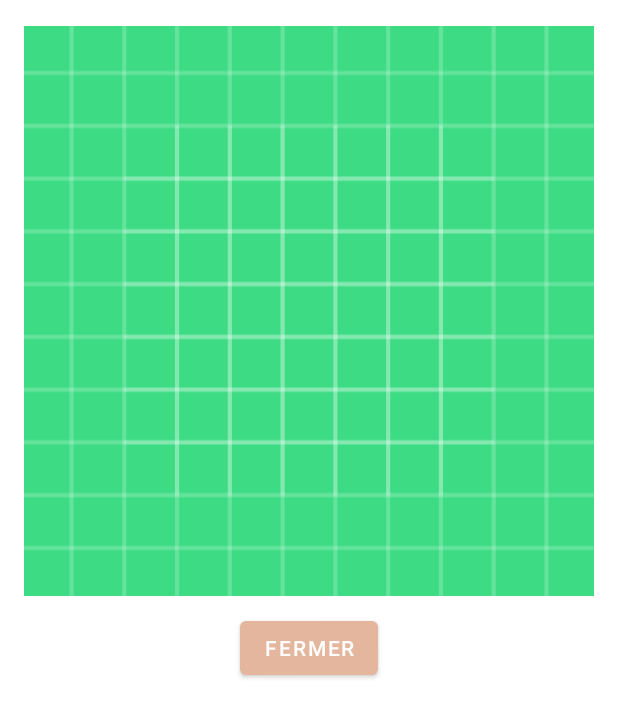
After one commit to CodingFactory-Repos/Android-Flashcards, an Android app: the layout activity_show_image_dialog.xml on its own in the app's theme, with its tools: preview values and no code run, on a phone screen of 412 x 824 dp. The commit adds this screen. Shown: the top 717 px of the screen. Run offline under Robolectric (Android 15) with nearby library versions, the phone set to English and light mode, and no system bars.

Commit message:
Show image if your clicking

```diff
--- /dev/null
+++ b/app/src/main/res/layout/activity_show_image_dialog.xml
@@ -0,0 +1,28 @@
+<?xml version="1.0" encoding="utf-8"?>
+<!--
+  ~ activity_show_image_dialog.xml - activity_show_image_dialog.xml
+  ~
+  ~ Created on 24/02/2023 17:17:33 by loule
+  ~
+  ~ Copyright (c) 2023. loule (https://loule.me) & CodingFactory (https://codingfactory.fr) @ All rights reserved.
+  -->
+<LinearLayout
+    xmlns:android="http://schemas.android.com/apk/res/android"
+    xmlns:app="http://schemas.android.com/apk/res-auto" android:layout_width="match_parent"
+    android:layout_height="match_parent"
+    android:gravity="center_horizontal"
+    android:orientation="vertical"
+    android:padding="16dp">
+
+    <ImageView
+            android:layout_width="match_parent"
+            android:layout_height="382dp" app:srcCompat="@drawable/ic_launcher_background"
+            android:id="@+id/showImageView"/>
+    <Button
+            android:layout_margin="10dp"
+            android:id="@+id/quitButton"
+            android:layout_width="wrap_content"
+            android:layout_height="wrap_content"
+            android:text="Fermer"/>
+
+</LinearLayout>
```
Also changed, not shown: app/src/main/AndroidManifest.xml (+7 -0 lines), app/src/main/java/me/loule/vroomcards/activities/GameActivity.java (+43 -31 lines), app/src/main/java/me/loule/vroomcards/dialogs/ShowImageDialog.java (added, +81 -0 lines).
